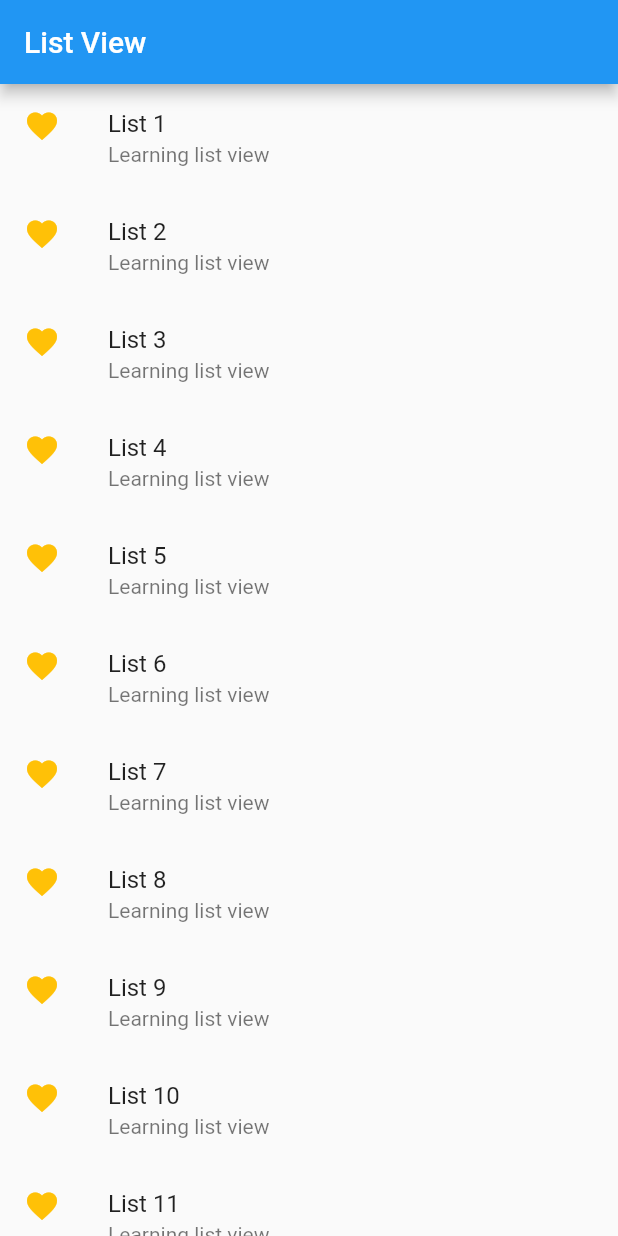
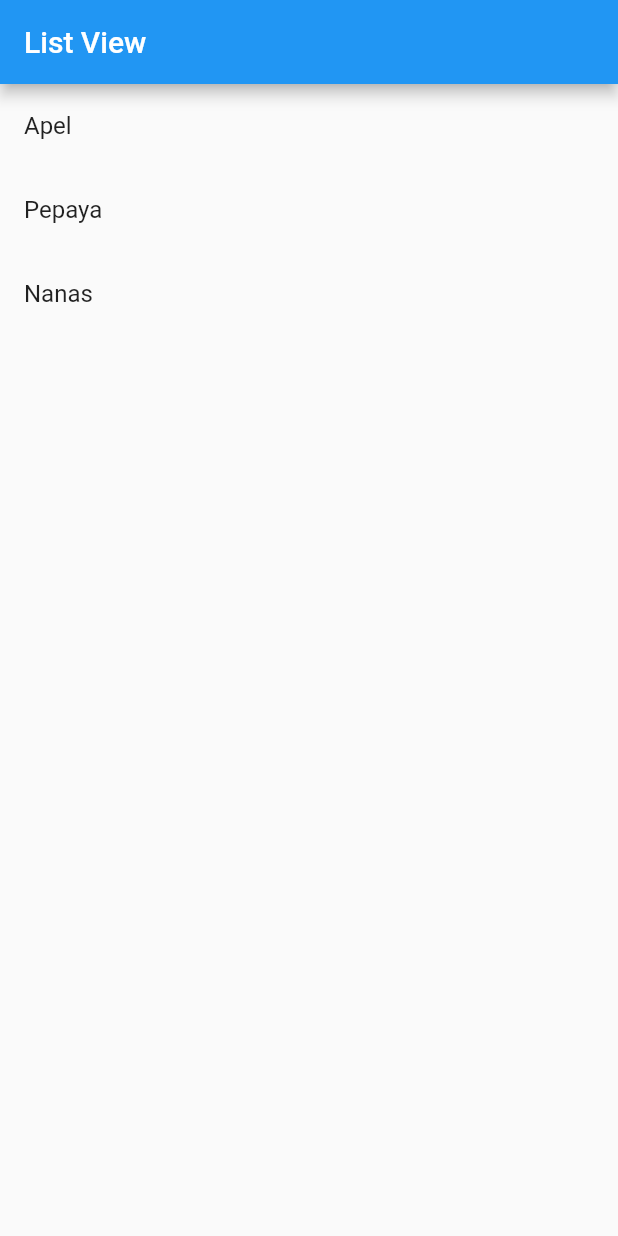
Before and after one commit to AiDinaAgustin/expanded, a Flutter app: the screen it shows after launch, on a phone screen of 412 x 824 dp. Run offline on Flutter 3.47's test engine with Material 2 defaults, Android fonts, the phone set to English and light mode, and no system bars.

Commit message:
program list view dengan map item

```diff
--- a/lib/main.dart
+++ b/lib/main.dart
@@ -1,32 +1,29 @@
 import 'package:flutter/material.dart';
 
 void main() {
-  runApp(ListV());
+  runApp(ListApp());
 }
 
-class ListV extends StatelessWidget {
-  final List<Widget> w = [];
-
-  ListV() {
-    for (int i = 1; i <= 50; i++) {
-      w.add(ListTile(
-        leading: Icon(Icons.favorite, color: Colors.amber),
-        title: Text("List $i"),
-        subtitle: Text("Learning list view"),
-      ));
-    }
-  }
+class ListApp extends StatelessWidget {
+  final List<Map<String, dynamic>> fruits = [
+    {'name': 'Apel', 'image': 'http://image1.com'},
+    {'name': 'Pepaya', 'image': 'http://image2.com'},
+    {'name': 'Nanas', 'image': 'http://image3.com'}
+  ];
 
   @override
   Widget build(BuildContext context) {
     return MaterialApp(
-      debugShowCheckedModeBanner: false,
-      home: Scaffold(
-        appBar: AppBar(title: Text("List View")),
-        body: ListView(
-          children: w,
-        ),
-      ),
-    );
+        debugShowCheckedModeBanner: false,
+        home: Scaffold(
+          appBar: AppBar(title: Text("List View")),
+          body: ListView(
+            children: fruits.map((fruit) {
+              return ListTile(
+                title: Text(fruit['name']),
+              );
+            }).toList(),
+          ),
+        ));
   }
 }
```
